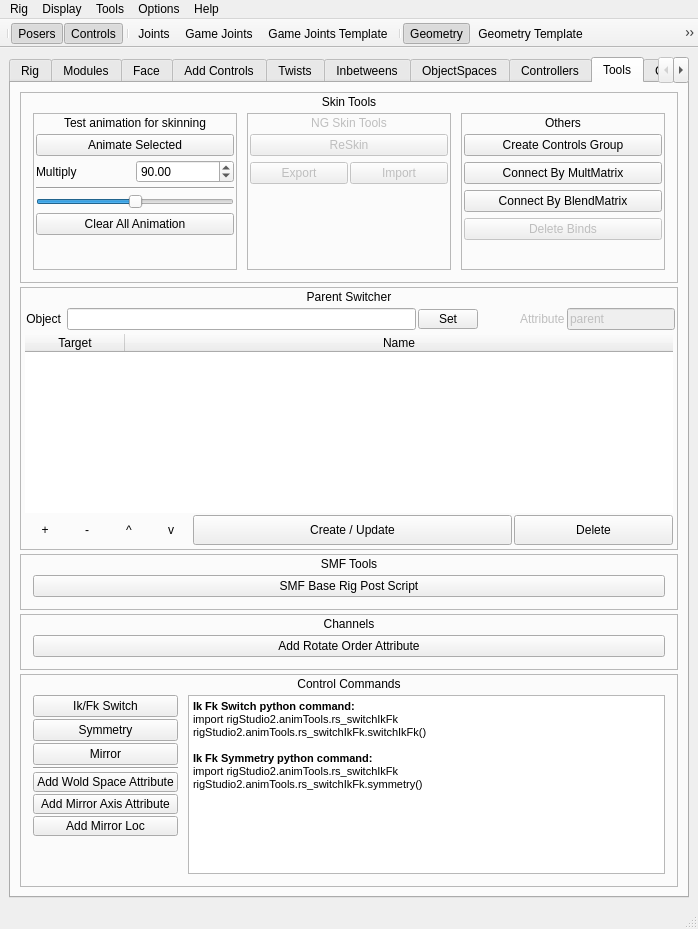
This is ui/designer/mainWindow.ui in PavelCrow/RigStudio3 as Qt 5 draws it before an edit. The edited form follows.
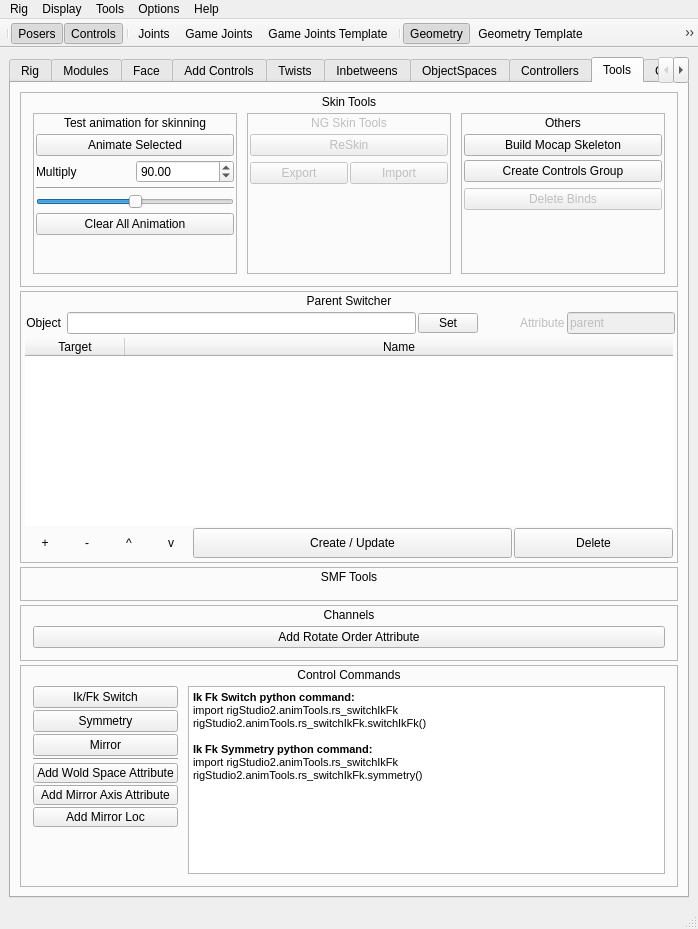
This is the edited form. The open tabs and pages were chosen to show the change.

The edit to the form file:
```diff
--- a/ui/designer/mainWindow.ui
+++ b/ui/designer/mainWindow.ui
@@ -7466,6 +7466,13 @@
                      </property>
                     </widget>
                    </item>
+                   <item>
+                    <widget class="QPushButton" name="buildMocapSkeleton_btn">
+                     <property name="text">
+                      <string>Build Mocap Skeleton</string>
+                     </property>
+                    </widget>
+                   </item>
                    <item>
                     <widget class="QFrame" name="commonOptions_groupFrame_5">
                      <property name="frameShape">
@@ -7506,38 +7513,6 @@
                         </property>
                        </widget>
                       </item>
-                      <item>
-                       <widget class="QPushButton" name="connectByMultMatrix_btn">
-                        <property name="enabled">
-                         <bool>true</bool>
-                        </property>
-                        <property name="minimumSize">
-                         <size>
-                          <width>0</width>
-                          <height>0</height>
-                         </size>
-                        </property>
-                        <property name="text">
-                         <string>Connect By MultMatrix</string>
-                        </property>
-                       </widget>
-                      </item>
-                      <item>
-                       <widget class="QPushButton" name="connectByBlendMatrix_btn">
-                        <property name="enabled">
-                         <bool>true</bool>
-                        </property>
-                        <property name="minimumSize">
-                         <size>
-                          <width>0</width>
-                          <height>0</height>
-                         </size>
-                        </property>
-                        <property name="text">
-                         <string>Connect By BlendMatrix</string>
-                        </property>
-                       </widget>
-                      </item>
                       <item>
                        <widget class="QPushButton" name="deleteBinds_btn_2">
                         <property name="enabled">
@@ -8014,7 +7989,7 @@
                <number>0</number>
               </property>
               <item>
-               <layout class="QHBoxLayout" name="horizontalLayout_53" stretch="0">
+               <layout class="QHBoxLayout" name="horizontalLayout_53" stretch="">
                 <property name="spacing">
                  <number>10</number>
                 </property>
@@ -8027,13 +8002,6 @@
                 <property name="bottomMargin">
                  <number>10</number>
                 </property>
-                <item>
-                 <widget class="QPushButton" name="smf_baseRigPostScript_btn">
-                  <property name="text">
-                   <string>SMF Base Rig Post Script</string>
-                  </property>
-                 </widget>
-                </item>
                </layout>
               </item>
              </layout>
```
Left out of the diff: 2 changed lines with no effect on the pictures.
